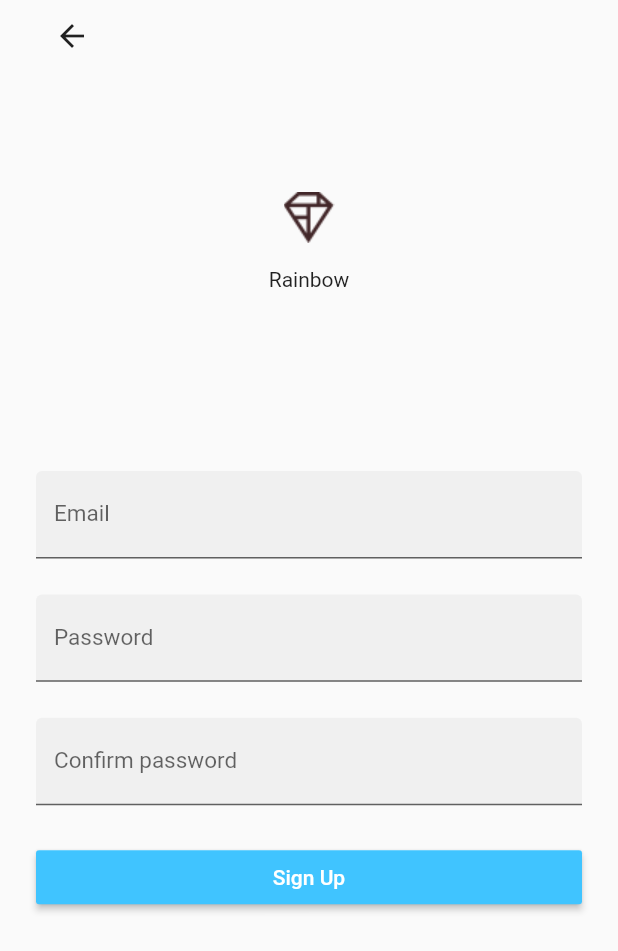
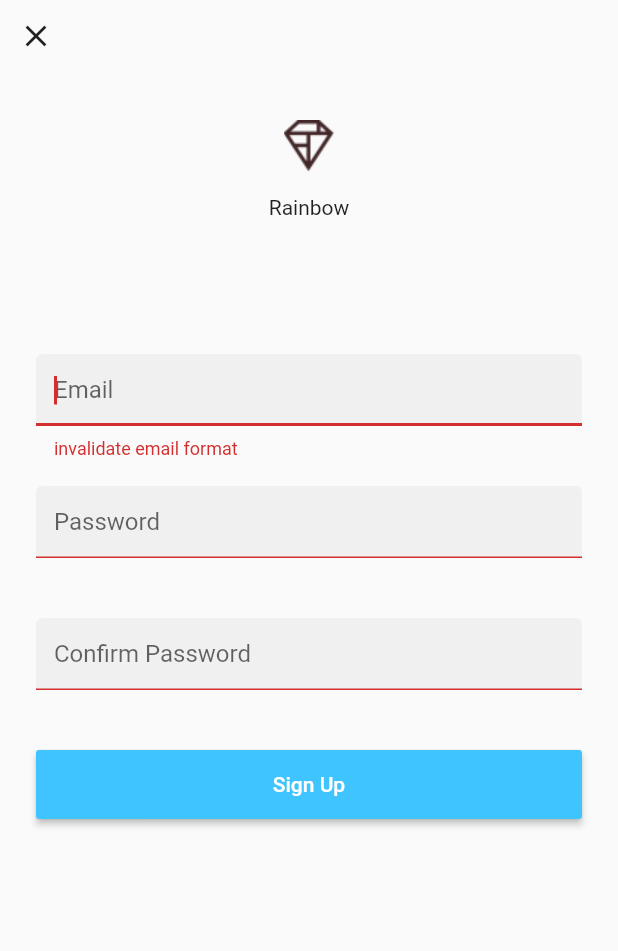
Before and after one commit to persenlee/rainbow_app, a Flutter app: the RegisterPage screen opened by its route, after a tap on "Sign Up", on a phone screen of 412 x 824 dp. Shown: the top 951 px of the screen. Run offline on Flutter 3.47's test engine with Material 2 defaults, Android fonts, the phone set to English and light mode, and no system bars; our stand-ins replace cookie_jar, dio, flutter_secure_storage, image_cropper, image_picker, photo_view and 1 more; accounts and stored records are empty; generated files the repository leaves out were written again; network calls fail; statements that could not run were skipped.

Commit message:
register

```diff
--- a/lib/api/user_api.dart
+++ b/lib/api/user_api.dart
@@ -52,8 +52,8 @@ class LoginAPI {
     const url = '/user/profile';
     try {
       Map params = {'id' : user.id};
-      if(user.userName != null)
-        params['name'] = user.userName;
+      if(user.name != null)
+        params['name'] = user.name;
       if(user.avatar != null)
         params['avatar'] = user.avatar;
       if(user.age != null)
--- a/lib/model/feed.dart
+++ b/lib/model/feed.dart
@@ -1,15 +1,20 @@
 import 'package:json_annotation/json_annotation.dart';
-
+//use [flutter packages pub run build_runner build] command to generate
 part 'feed.g.dart';
 
-@JsonSerializable()
+@JsonSerializable(fieldRename: FieldRename.snake)
 class Feed{
   Feed();
   int id;
+  @JsonKey(defaultValue: '')
   String title;
+  @JsonKey(defaultValue: '')
   String src;
+  @JsonKey(defaultValue: '')
   String thumbSrc;
+  @JsonKey(defaultValue: 0)
   int likeCount;
+  @JsonKey(name: 'favorite',defaultValue: false)
   bool like;
   List<Tag> tags;
   factory Feed.fromJson(Map<String, dynamic> json) => _$FeedFromJson(json);
--- a/lib/model/user.dart
+++ b/lib/model/user.dart
@@ -3,18 +3,14 @@ part 'user.g.dart';
 
 @JsonSerializable()
 class User {
-  User({
-    this.id = 0,
-    this.avatar = '',
-    this.email = '',
-    this.userName = '',
-  }
-  );
+  User();
   int id;
   String avatar;
   String email;
-  String userName;
+  String name;
+  @JsonKey(defaultValue: 0)
   int age;
+  @JsonKey(defaultValue: 1)
   int gender;
   factory User.fromJson(Map<String, dynamic> json) => _$UserFromJson(json);
   Map<String, dynamic> toJson() => _$UserToJson(this);
--- a/lib/register.dart
+++ b/lib/register.dart
@@ -1,4 +1,8 @@
 import 'package:flutter/material.dart';
+import './api/user_api.dart';
+import './api/base_api.dart';
+import 'package:Shrine/supplemental/validate.dart';
+import 'package:Shrine/supplemental/user_storage.dart';
 
 class RegisterPage extends StatefulWidget {
   @override
@@ -6,19 +10,132 @@ class RegisterPage extends StatefulWidget {
 }
 
 class _RegisterPageState extends State<RegisterPage> {
+  final _usernameController = TextEditingController();
+  final _passwordController = TextEditingController();
+  final _confirmController = TextEditingController();
+  final FocusNode _userNameFocusNode = FocusNode();
+  final FocusNode _passwordFocusNode = FocusNode();
+  final FocusNode _confirmFocusNode = FocusNode();
+  final _registerButtonKey = GlobalKey();
+  final GlobalKey<ScaffoldState> _scaffoldState = new GlobalKey();
+  String _email;
+  String _password;
+  String _confirm;
+  String _emailErrorText = '';
+  String _passwordErrorText = '';
+  String _confirmErrorText = '';
+
+  bool _loading = false;
   @override
   Widget build(BuildContext context) {
+    _usernameController.addListener(() {
+      _email = _usernameController.text;
+    });
+    _passwordController.addListener(() {
+      _password = _passwordController.text;
+    });
+    _confirmController.addListener(() {
+      _confirm = _confirmController.text;
+    });
     return new Scaffold(
+      key: _scaffoldState,
       body: SafeArea(
-        child: ListView(
+          child: Stack(
+        children: <Widget>[
+          ListView(
             padding: EdgeInsets.symmetric(horizontal: 24),
             children: <Widget>[
+              SizedBox(height: 80.0),
+              Column(
+                children: <Widget>[
+                  Image.asset('assets/diamond.png'),
+                  SizedBox(height: 16.0),
+                  Text('Rainbow'),
+                ],
+              ),
+              SizedBox(height: 90.0),
+              TextField(
+                controller: _usernameController,
+                focusNode: _userNameFocusNode,
+                decoration: InputDecoration(
+                    hintText: 'Email',
+                    errorText: _emailErrorText,
+                    filled: true,
+                    labelStyle: TextStyle(
+                      fontSize: 15,
+                    )),
+                keyboardType: TextInputType.emailAddress,
+                textInputAction: TextInputAction.next,
+                onEditingComplete: () {
+                  if (_checkEmail()) {
+                    FocusScope.of(context).requestFocus(_passwordFocusNode);
+                  }
+                },
+              ),
+              SizedBox(height: 18),
+              TextField(
+                controller: _passwordController,
+                focusNode: _passwordFocusNode,
+                obscureText: true,
+                decoration: InputDecoration(
+                    hintText: 'Password',
+                    errorText: _passwordErrorText,
+                    filled: true,
+                    labelStyle: TextStyle(
+                      fontSize: 15,
+                    )),
+                textInputAction: TextInputAction.next,
+                onEditingComplete: (){
+                  if (_checkPassword()) {
+                    FocusScope.of(context).requestFocus(_confirmFocusNode);
+                  }
+                },
+              ),
+              SizedBox(height: 18),
+              TextField(
+                controller: _confirmController,
+                focusNode: _confirmFocusNode,
+                obscureText: true,
+                decoration: InputDecoration(
+                    hintText: 'Confirm Password',
+                    errorText: _confirmErrorText,
+                    filled: true,
+                    labelStyle: TextStyle(
+                      fontSize: 15,
+                    )),
+                onEditingComplete: () {
+                  _checkConfirmPassword();
+                },
+              ),
+              SizedBox(height: 18),
+              Container(
+                height: 46,
+                child: RaisedButton(
+                  key: _registerButtonKey,
+                  child: Text('Sign Up'),
+                  textColor: Colors.white,
+                  color: Colors.lightBlueAccent,
+                  onPressed: () {
+                    _doRegister();
+                  },
+                ),
+              )
+            ],
+          ),
+          Align(
+            alignment: Alignment.center,
+            child: AnimatedOpacity(
+              opacity: _loading ? 1 : 0,
+              child: CircularProgressIndicator(),
+              duration: Duration(milliseconds: 100),
+            ),
+          ),
           new Align(
                 alignment: FractionalOffset.topLeft,
                 child: new Container(
                   child: IconButton(
                     icon: Icon(
-                    Icons.arrow_back,
+                      Icons.close,
                       semanticLabel: 'back',
                     ),
                     onPressed: () {
@@ -27,54 +144,91 @@ class _RegisterPageState extends State<RegisterPage> {
                   ),
                 ),
               ),
-            SizedBox(height: 80.0),
-            Column(
-              children: <Widget>[
-                Image.asset('assets/diamond.png'),
-                SizedBox(height: 16.0),
-                Text('Rainbow'),
         ],
-            ),
-            SizedBox(height: 120.0),
-            TextField(
-              decoration: InputDecoration(
-                  labelText: 'Email',
-                  filled: true,
-                  labelStyle: TextStyle(
-                    fontSize: 15,
       )),
-              keyboardType: TextInputType.emailAddress,
-            ),
-            SizedBox(height: 24),
-            TextField(
-              obscureText: true,
-              decoration: InputDecoration(
-                  labelText: 'Password',
-                  filled: true,
-                  labelStyle: TextStyle(
-                    fontSize: 15,
-                  )),
-            ),
-            SizedBox(height: 24),
-            TextField(
-              obscureText: true,
-              decoration: InputDecoration(
-                  labelText: 'Confirm password',
-                  filled: true,
-                  labelStyle: TextStyle(
-                    fontSize: 15,
-                  )),
-            ),
-            SizedBox(height: 24),
-            RaisedButton(
-              child: Text('Sign Up'),
-              textColor: Colors.white,
-              color: Colors.lightBlueAccent,
-              onPressed: () {},
-            )
-          ],
-        ),
-      ),
     );
   }
+
+  bool _checkEmail() {
+    if (Validator.isEmail(_email)) {
+      setState(() {
+        _emailErrorText = '';
+      });
+
+      return true;
+    } else {
+      setState(() {
+        _emailErrorText = 'invalidate email format';
+      });
+      FocusScope.of(context).requestFocus(_userNameFocusNode);
+      return false;
     }
+  }
+
+  bool _checkPassword() {
+    if (_password.length < 6) {
+      setState(() {
+        _passwordErrorText = 'inscure password length (length > 6)';
+      });
+      FocusScope.of(context).requestFocus(_passwordFocusNode);
+      return false;
+    } else {
+      setState(() {
+        _passwordErrorText = '';
+      });
+      return true;
+    }
+  }
+
+  bool _checkConfirmPassword() {
+    if (_confirm != _password) {
+      setState(() {
+        _passwordErrorText = 'confirm password error';
+      });
+      // FocusScope.of(context).requestFocus(_passwordFocusNode);
+      Scrollable.ensureVisible(_registerButtonKey.currentContext);
+      return false;
+    } else {
+      setState(() {
+        _passwordErrorText = '';
+      });
+      return true;
+    }
+  }
+
+  _doRegister() {
+    if (!_checkEmail()) return;
+
+    if (!_checkPassword()) return;
+
+    if (!_checkConfirmPassword()) return;
+
+    //dismiss keyboard
+    FocusScope.of(context).requestFocus(new FocusNode());
+
+    setState(() {
+      _loading = true;
+    });
+    LoginAPI.register(_email, _password).then((response) {
+      setState(() {
+        _loading = false;
+      });
+      if (response.code == WrapCode.Fail) {
+        final SnackBar snackbar = SnackBar(
+          content: Text(response.msg),
+          duration: Duration(seconds: 3),
+          backgroundColor: Colors.redAccent,
+        );
+        //BuildContext 在 Scaffold之前会报错
+        //https://docs.flutter.io/flutter/material/Scaffold/of.html
+        // Scaffold.of(context).showSnackBar(snackbar);
+        _scaffoldState.currentState.showSnackBar(snackbar);
+      } else {
+        UserStorage.getInstance().saveUser(response.result);
+        Navigator.pop(context);
+      }
+    }).catchError((error) {
+      print(error);
+    });
+  }
+}
--- a/lib/supplemental/user_storage.dart
+++ b/lib/supplemental/user_storage.dart
@@ -26,7 +26,7 @@ class UserStorage {
       user.avatar = prefs.getString('avatar');
       user.age = prefs.getInt('age');
       user.gender = prefs.getInt('gender');
-      user.userName = prefs.getString('userName');
+      user.name = prefs.getString('userName');
     } else {
       user.id = 0;
     }
@@ -36,7 +36,7 @@ class UserStorage {
   saveUser(User user) async{
     storage.write(key: 'user' ,value: user.id.toString());
     SharedPreferences prefs = await SharedPreferences.getInstance();
-    prefs.setString('userName', user.userName);
+    prefs.setString('userName', user.name);
     prefs.setString('avatar',user.avatar);
     prefs.setInt('age', user.age);
     prefs.setInt('gender', user.gender);
```
Also changed, not shown: lib/home.dart (+14 -1 lines), lib/login.dart (+26 -23 lines), lib/model/feed.g.dart, lib/model/user.g.dart. Lines whose indentation alone changed are shown as unchanged.
